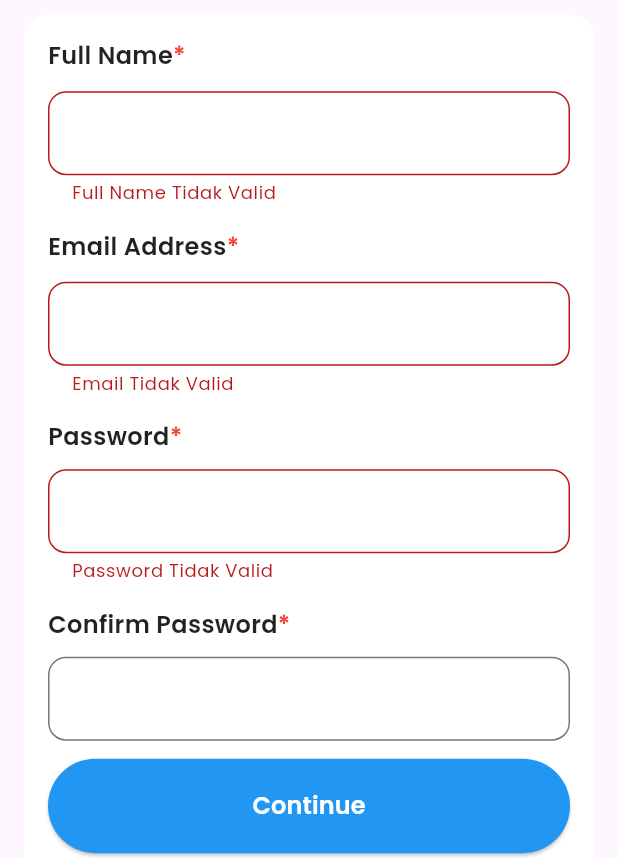
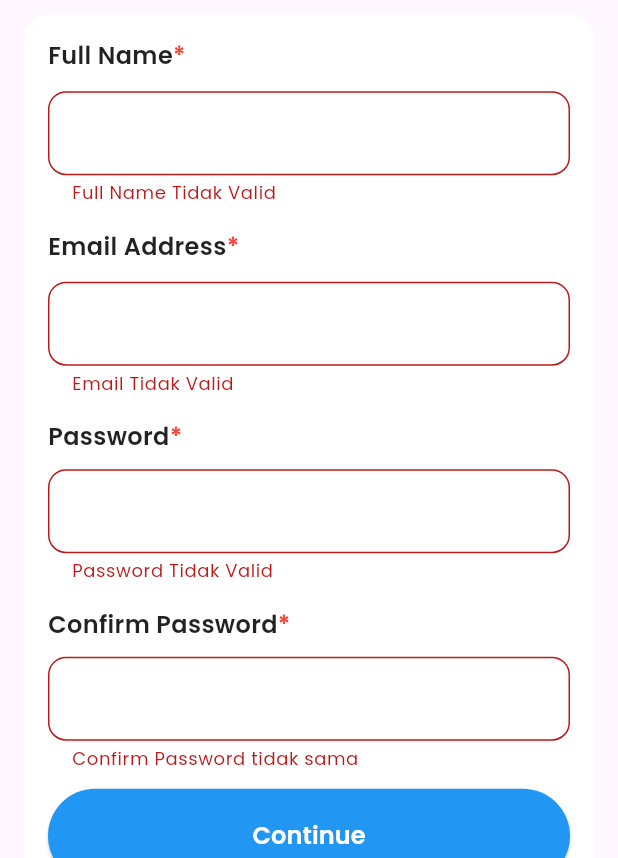
Before and after one commit to Acron3/1917051055-advanced-mobile, a Flutter app: the SignUpScreen screen opened directly, scrolled down 52 dp, after a tap on "Continue", on a phone screen of 412 x 824 dp, the part 378-1236 px from its top. Run offline on Flutter 3.47's test engine with Material 2 defaults, Android fonts, the phone set to English and light mode, and no system bars; our stand-ins replace google_fonts.

Commit message:
tugas 4 -DONE

```diff
--- a/lib/screen/signin_screen.dart
+++ b/lib/screen/signin_screen.dart
@@ -22,8 +22,7 @@ class _SignInScreenState extends State<SignInScreen> {
   Widget build(BuildContext context) {
     return Scaffold(
       body: SafeArea(
-          child: Column(
-        mainAxisAlignment: MainAxisAlignment.start,
+          child: ListView(
         children: [
           Padding(
             padding: const EdgeInsets.only(top: 80),
--- a/lib/screen/signup_screen.dart
+++ b/lib/screen/signup_screen.dart
@@ -17,7 +17,7 @@ class _SignUpScreenState extends State<SignUpScreen> {
   bool isNameValid = true;
   bool isEmailValid = true;
   bool isPassValid = true;
-  bool passNotMatch = false;
+  bool passMatch = true;
 
   @override
   Widget build(BuildContext context) {
@@ -187,7 +187,7 @@ class _SignUpScreenState extends State<SignUpScreen> {
                       border: OutlineInputBorder(
                           borderRadius: BorderRadius.circular(12)),
                       errorText:
-                          passNotMatch ? "Confirm Password tidak sama" : null),
+                          passMatch ? null : "Confirm Password tidak sama"),
                 ),
                 SizedBox(
                   height: 12,
@@ -208,8 +208,9 @@ class _SignUpScreenState extends State<SignUpScreen> {
                                       emailController.text.isNotEmpty;
                               isNameValid = nameController.text.isNotEmpty;
                               isPassValid = passController.text.isNotEmpty;
-                              passNotMatch =
-                                  passController.text != confController.text;
+                              passMatch =
+                                  passController.text == confController.text &&
+                                      confController.text.isNotEmpty;
                             });
                           },
                           child: Padding(
```
